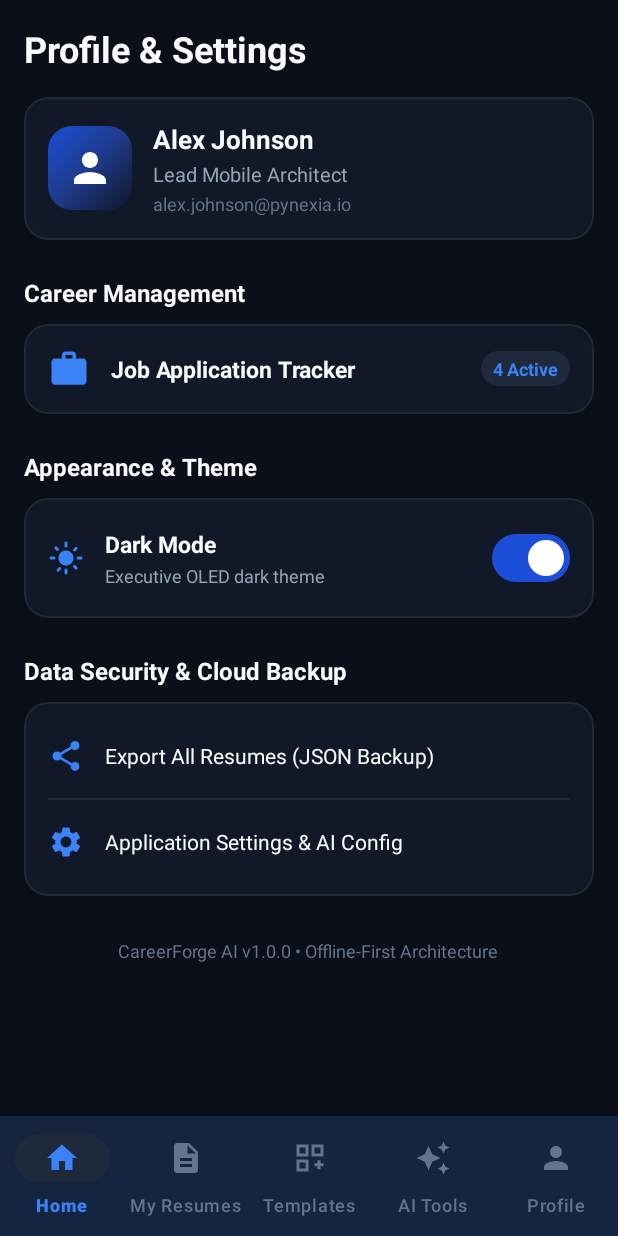
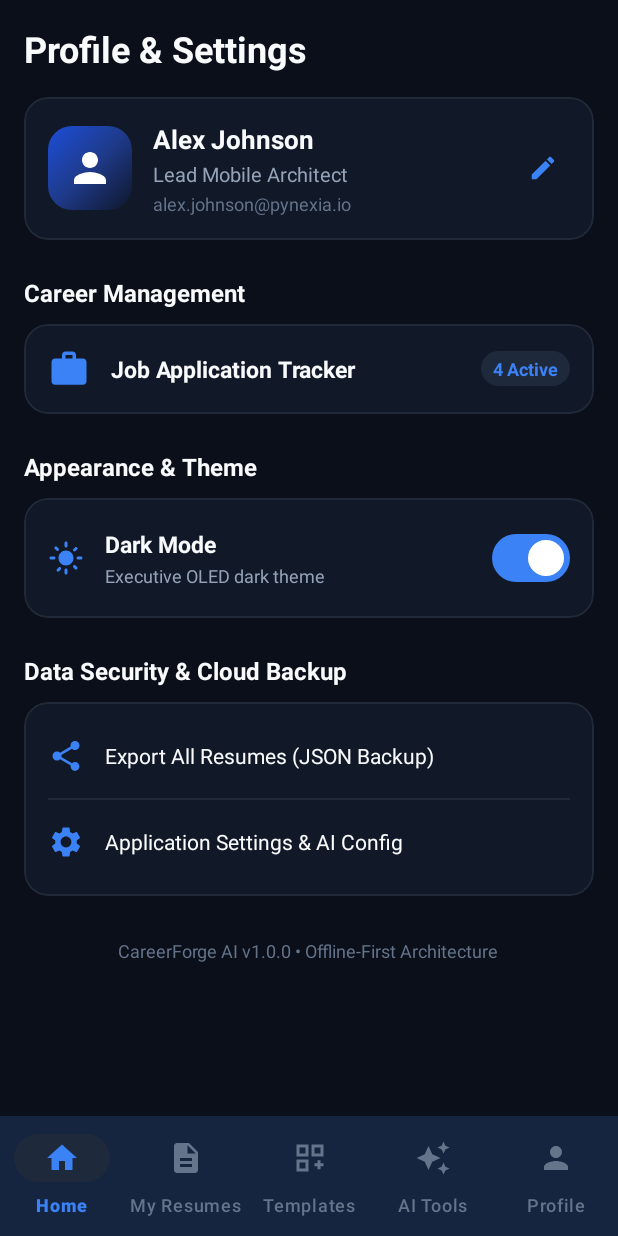
Before and after one commit to sanjayBairw/CareerForgeAI, an Android app: the fragment ProfileFragment placed in its activity, on a phone screen of 412 x 824 dp. Run offline under Robolectric (Android 15) with nearby library versions, the phone set to English and light mode, and no system bars; our stand-ins replace Room's generated code.

Commit message:
feat(profile): allow user to edit Master Profile details and persist across app

```diff
--- a/app/src/main/java/com/pynexia/resumebuilder/ui/home/HomeFragment.kt
+++ b/app/src/main/java/com/pynexia/resumebuilder/ui/home/HomeFragment.kt
@@ -62,6 +62,11 @@ class HomeFragment : Fragment() {
                 if (newDark) AppCompatDelegate.MODE_NIGHT_YES else AppCompatDelegate.MODE_NIGHT_NO
             )
         }
+    }
+
+    override fun onResume() {
+        super.onResume()
+        setupGreeting()
     }
 
     private fun setupGreeting() {
--- a/app/src/main/java/com/pynexia/resumebuilder/utils/PreferenceManager.kt
+++ b/app/src/main/java/com/pynexia/resumebuilder/utils/PreferenceManager.kt
@@ -27,9 +27,17 @@ class PreferenceManager(context: Context) {
         get() = prefs.getString(KEY_USER_NAME, "Alex Johnson") ?: "Alex Johnson"
         set(value) = prefs.edit().putString(KEY_USER_NAME, value).apply()
 
+    var userHeadline: String
+        get() = prefs.getString(KEY_USER_HEADLINE, "Lead Mobile Architect") ?: "Lead Mobile Architect"
+        set(value) = prefs.edit().putString(KEY_USER_HEADLINE, value).apply()
+
     var userEmail: String
         get() = prefs.getString(KEY_USER_EMAIL, "alex.johnson@pynexia.io") ?: "alex.johnson@pynexia.io"
         set(value) = prefs.edit().putString(KEY_USER_EMAIL, value).apply()
+
+    var userPhone: String
+        get() = prefs.getString(KEY_USER_PHONE, "+1 (555) 019-2834") ?: "+1 (555) 019-2834"
+        set(value) = prefs.edit().putString(KEY_USER_PHONE, value).apply()
 
     var isOnboardingCompleted: Boolean
         get() = prefs.getBoolean(KEY_ONBOARDING_DONE, true)
@@ -41,7 +49,9 @@ class PreferenceManager(context: Context) {
         private const val KEY_AI_ENDPOINT = "key_ai_endpoint"
         private const val KEY_AI_MODEL = "key_ai_model"
         private const val KEY_USER_NAME = "key_user_name"
+        private const val KEY_USER_HEADLINE = "key_user_headline"
         private const val KEY_USER_EMAIL = "key_user_email"
+        private const val KEY_USER_PHONE = "key_user_phone"
         private const val KEY_ONBOARDING_DONE = "key_onboarding_done"
     }
 }
--- a/app/src/main/res/layout/fragment_profile.xml
+++ b/app/src/main/res/layout/fragment_profile.xml
@@ -22,10 +22,13 @@
 
         <!-- User Information Card -->
         <com.google.android.material.card.MaterialCardView
+            android:id="@+id/card_user_info"
             style="@style/Widget.CareerForge.Card"
             android:layout_width="match_parent"
             android:layout_height="wrap_content"
-            android:layout_marginTop="16dp">
+            android:layout_marginTop="16dp"
+            android:clickable="true"
+            android:focusable="true">
 
             <LinearLayout
                 android:layout_width="match_parent"
@@ -77,6 +80,15 @@
                         android:textColor="@color/text_tertiary"
                         android:textSize="12sp" />
                 </LinearLayout>
+
+                <ImageView
+                    android:id="@+id/btn_edit_profile"
+                    android:layout_width="36dp"
+                    android:layout_height="36dp"
+                    android:background="?attr/selectableItemBackgroundBorderless"
+                    android:padding="8dp"
+                    android:src="@drawable/ic_edit"
+                    app:tint="@color/primary" />
             </LinearLayout>
         </com.google.android.material.card.MaterialCardView>
 
```
Also changed, not shown: app/src/main/java/com/pynexia/resumebuilder/ui/profile/ProfileFragment.kt (+79 -0 lines).
